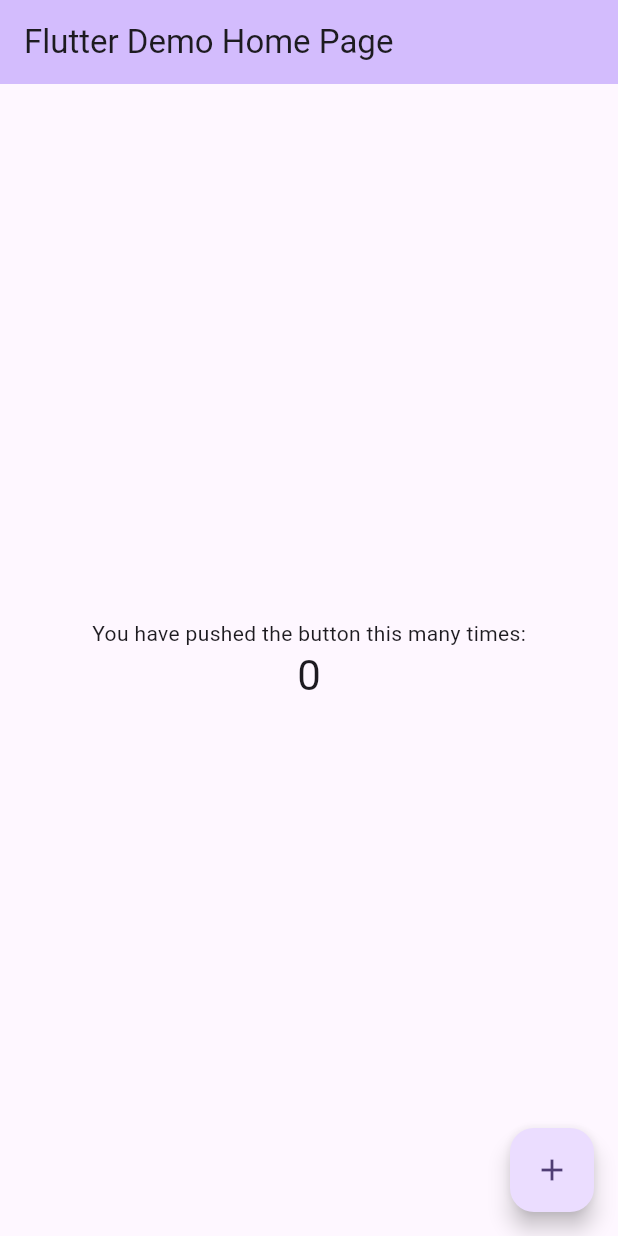
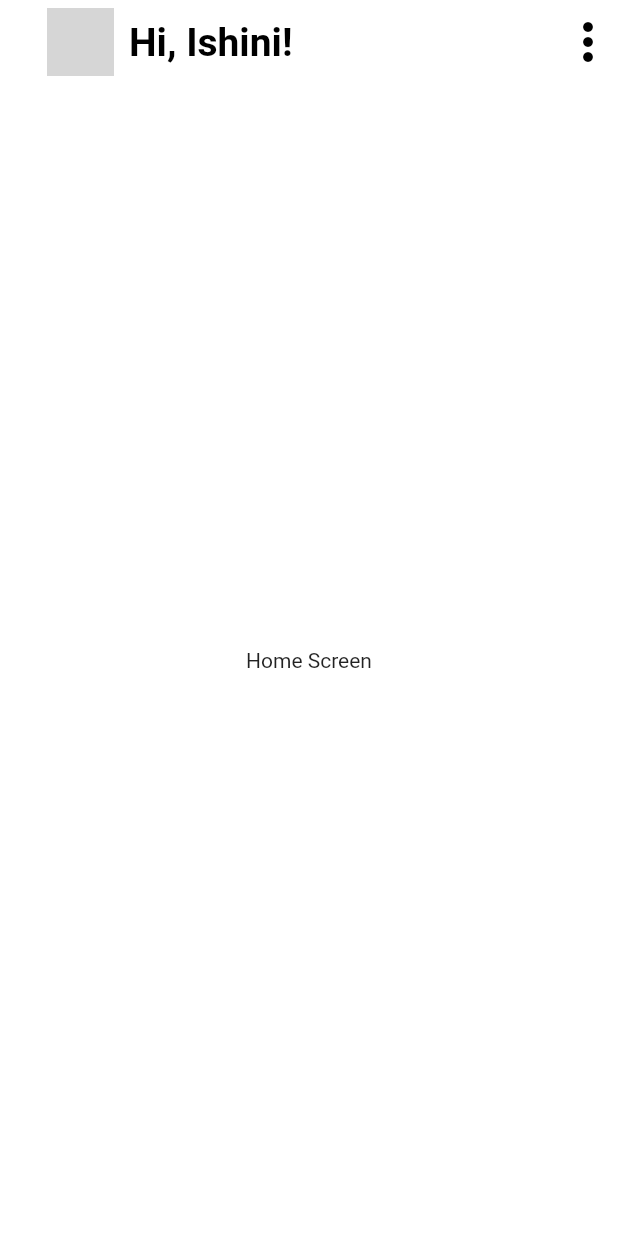
Before and after one commit to Sewmi1216/Task-Manager, a Flutter app: the screen it shows after launch, on a phone screen of 412 x 824 dp. Run offline on Flutter 3.47's test engine with Material 2 defaults, Android fonts, the phone set to English and light mode, and no system bars; grey boxes are pictures that could not be loaded.

Commit message:
initial commit

```diff
--- /dev/null
+++ b/lib/constants/colors.dart
@@ -0,0 +1,6 @@
+import 'package:flutter/material.dart';
+
+const Color blueLight = Color(0xDAFFFB);
+const Color blue = Color(0x64CCC5);
+const Color blueDark = Color(0x176B87);
+const Color blueDarker = Color(0x04364A);
--- a/lib/main.dart
+++ b/lib/main.dart
@@ -1,125 +1,19 @@
 import 'package:flutter/material.dart';
-
+import 'package:flutter/services.dart';
+import 'package:task_manager/screens/home/home.dart';
 void main() {
-  runApp(const MyApp());
+  runApp(MyApp());
 }
 
 class MyApp extends StatelessWidget {
-  const MyApp({super.key});
-
-  // This widget is the root of your application.
   @override
   Widget build(BuildContext context) {
+    SystemChrome.setSystemUIOverlayStyle(
+      SystemUiOverlayStyle(statusBarColor: Colors.transparent)
+    );
     return MaterialApp(
-      title: 'Flutter Demo',
-      theme: ThemeData(
-        // This is the theme of your application.
-        //
-        // TRY THIS: Try running your application with "flutter run". You'll see
-        // the application has a blue toolbar. Then, without quitting the app,
-        // try changing the seedColor in the colorScheme below to Colors.green
-        // and then invoke "hot reload" (save your changes or press the "hot
-        // reload" button in a Flutter-supported IDE, or press "r" if you used
-        // the command line to start the app).
-        //
-        // Notice that the counter didn't reset back to zero; the application
-        // state is not lost during the reload. To reset the state, use hot
-        // restart instead.
-        //
-        // This works for code too, not just values: Most code changes can be
-        // tested with just a hot reload.
-        colorScheme: ColorScheme.fromSeed(seedColor: Colors.deepPurple),
-        useMaterial3: true,
-      ),
-      home: const MyHomePage(title: 'Flutter Demo Home Page'),
+      title: 'Task Manager App',
+      home: HomePage(), // Reference the HomePage widget here
     );
   }
 }
-
-class MyHomePage extends StatefulWidget {
-  const MyHomePage({super.key, required this.title});
-
-  // This widget is the home page of your application. It is stateful, meaning
-  // that it has a State object (defined below) that contains fields that affect
-  // how it looks.
-
-  // This class is the configuration for the state. It holds the values (in this
-  // case the title) provided by the parent (in this case the App widget) and
-  // used by the build method of the State. Fields in a Widget subclass are
-  // always marked "final".
-
-  final String title;
-
-  @override
-  State<MyHomePage> createState() => _MyHomePageState();
-}
-
-class _MyHomePageState extends State<MyHomePage> {
-  int _counter = 0;
-
-  void _incrementCounter() {
-    setState(() {
-      // This call to setState tells the Flutter framework that something has
-      // changed in this State, which causes it to rerun the build method below
-      // so that the display can reflect the updated values. If we changed
-      // _counter without calling setState(), then the build method would not be
-      // called again, and so nothing would appear to happen.
-      _counter++;
-    });
-  }
-
-  @override
-  Widget build(BuildContext context) {
-    // This method is rerun every time setState is called, for instance as done
-    // by the _incrementCounter method above.
-    //
-    // The Flutter framework has been optimized to make rerunning build methods
-    // fast, so that you can just rebuild anything that needs updating rather
-    // than having to individually change instances of widgets.
-    return Scaffold(
-      appBar: AppBar(
-        // TRY THIS: Try changing the color here to a specific color (to
-        // Colors.amber, perhaps?) and trigger a hot reload to see the AppBar
-        // change color while the other colors stay the same.
-        backgroundColor: Theme.of(context).colorScheme.inversePrimary,
-        // Here we take the value from the MyHomePage object that was created by
-        // the App.build method, and use it to set our appbar title.
-        title: Text(widget.title),
-      ),
-      body: Center(
-        // Center is a layout widget. It takes a single child and positions it
-        // in the middle of the parent.
-        child: Column(
-          // Column is also a layout widget. It takes a list of children and
-          // arranges them vertically. By default, it sizes itself to fit its
-          // children horizontally, and tries to be as tall as its parent.
-          //
-          // Column has various properties to control how it sizes itself and
-          // how it positions its children. Here we use mainAxisAlignment to
-          // center the children vertically; the main axis here is the vertical
-          // axis because Columns are vertical (the cross axis would be
-          // horizontal).
-          //
-          // TRY THIS: Invoke "debug painting" (choose the "Toggle Debug Paint"
-          // action in the IDE, or press "p" in the console), to see the
-          // wireframe for each widget.
-          mainAxisAlignment: MainAxisAlignment.center,
-          children: <Widget>[
-            const Text(
-              'You have pushed the button this many times:',
-            ),
-            Text(
-              '$_counter',
-              style: Theme.of(context).textTheme.headlineMedium,
-            ),
-          ],
-        ),
-      ),
-      floatingActionButton: FloatingActionButton(
-        onPressed: _incrementCounter,
-        tooltip: 'Increment',
-        child: const Icon(Icons.add),
-      ), // This trailing comma makes auto-formatting nicer for build methods.
-    );
-  }
-}
--- /dev/null
+++ b/lib/screens/home/home.dart
@@ -0,0 +1,44 @@
+import 'package:flutter/material.dart';
+
+class HomePage extends StatelessWidget {
+  @override
+  Widget build(BuildContext context) {
+    return Scaffold(
+      backgroundColor: Colors.white,
+      appBar: AppBar(
+        backgroundColor: Colors.white,
+        elevation: 0,
+        title: Row(
+          children:[
+            Container(
+              height: 45,
+              width: 45,
+              margin: EdgeInsets.only(left: 15),
+              child: ClipRRect(
+                borderRadius: BorderRadius.circular(10),
+                child: Image.asset('assets/images/profie.jpg'),
+                ),
+            ),
+            SizedBox(width: 10),
+            const Text(
+              'Hi, Ishini!',
+            style: TextStyle(
+              color: Colors.black,
+              fontSize: 26,
+              fontWeight: FontWeight.bold),
+
+            ),
+          ],
+      ),
+      actions: const [
+        Icon(Icons.more_vert,
+        color: Colors.black,
+        size:40,)
+      ],
+      ),
+      body: const Center(
+        child: Text('Home Screen'),
+      ),
+      );
+  }
+}
--- a/pubspec.yaml
+++ b/pubspec.yaml
@@ -59,9 +59,8 @@ flutter:
   uses-material-design: true
 
   # To add assets to your application, add an assets section, like this:
-  # assets:
-  #   - images/a_dot_burr.jpeg
-  #   - images/a_dot_ham.jpeg
+  assets:
+    - assets/images/
 
   # An image asset can refer to one or more resolution-specific "variants", see
   # https://flutter.dev/assets-and-images/#resolution-aware
```
Also changed, not shown: assets/images/profile.jpg (added).
